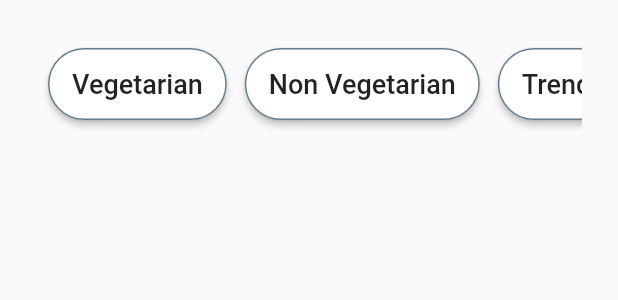
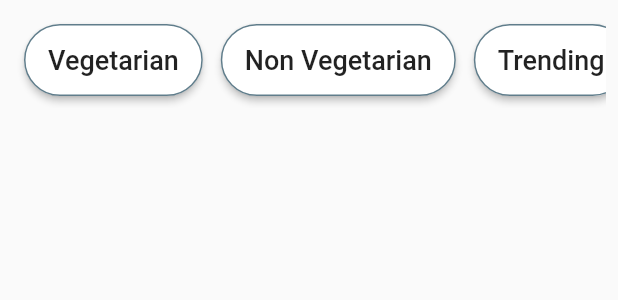
Before and after one commit to ishantk/ENC_Flutter_2020_F1, a Flutter app: the HomeFilters widget shown alone on an empty page, opened directly, on a phone screen of 412 x 824 dp. Shown: the top 300 px of the screen. Run offline on Flutter 3.47's test engine with Material 2 defaults, Android fonts, the phone set to English and light mode, and no system bars; our stand-ins replace camera, carousel_slider, cloud_firestore, connectivity, firebase_auth, firebase_core and 5 more; missing offline and left inert: geocoder; accounts and stored records are empty; network calls fail; Roboto replaces fonts that are missing (Georgia).

Commit message:
HomePage With Filters, Slider and List of Restaurants

```diff
--- a/lib/home/home-filters.dart
+++ b/lib/home/home-filters.dart
@@ -10,15 +10,12 @@ class HomeFilters extends StatefulWidget {
 class _HomeFiltersState extends State<HomeFilters> {
   @override
   Widget build(BuildContext context) {
-
-    return ListView(
-      padding: EdgeInsets.all(16.0),
-      scrollDirection: Axis.vertical,
-      children: [
+    return
         Container(
           padding: EdgeInsets.all(8.0),
           height: 80,
           child: ListView(
+            shrinkWrap: true,
             scrollDirection: Axis.horizontal,
             padding: EdgeInsets.all(8.0),
             children: [
@@ -79,9 +76,7 @@ class _HomeFiltersState extends State<HomeFilters> {
               ),
               Padding(padding: EdgeInsets.all(6.0),),
             ],
-          ),
-        ),
-      ],
+          )
     );
   }
 }
--- a/lib/home/restaurants-home.dart
+++ b/lib/home/restaurants-home.dart
@@ -12,6 +12,7 @@ class _RestaurantsHomePageState extends State<RestaurantsHomePage> {
   @override
   Widget build(BuildContext context) {
     return ListView(
+      scrollDirection: Axis.vertical,
       padding: EdgeInsets.all(16.0),
       children: [
         Container(
--- a/lib/restaurant/restaurant-list.dart
+++ b/lib/restaurant/restaurant-list.dart
@@ -44,7 +44,8 @@ class _RestaurantPageState extends State<RestaurantPage> {
 
           return ListView(
             shrinkWrap: true,
-            padding: EdgeInsets.all(16.0),
+            physics: NeverScrollableScrollPhysics(),
+            padding: EdgeInsets.all(8.0),
             children: snapshot.data.docs.map((DocumentSnapshot document) {
               return InkWell(
                 child: Card(
```
